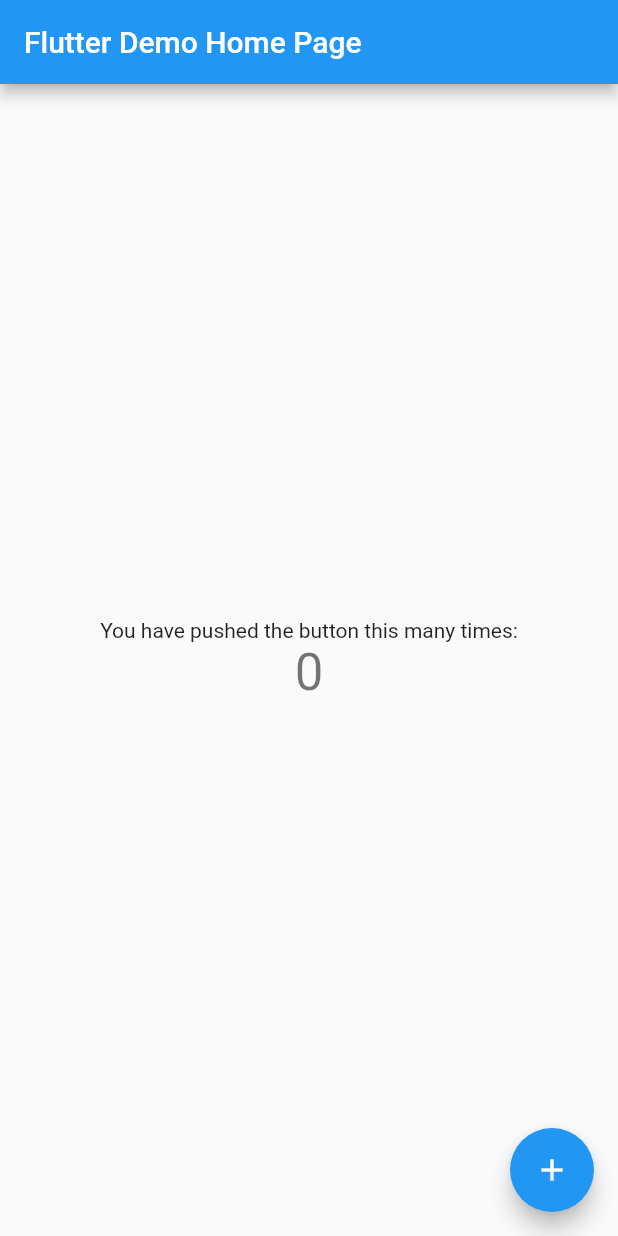
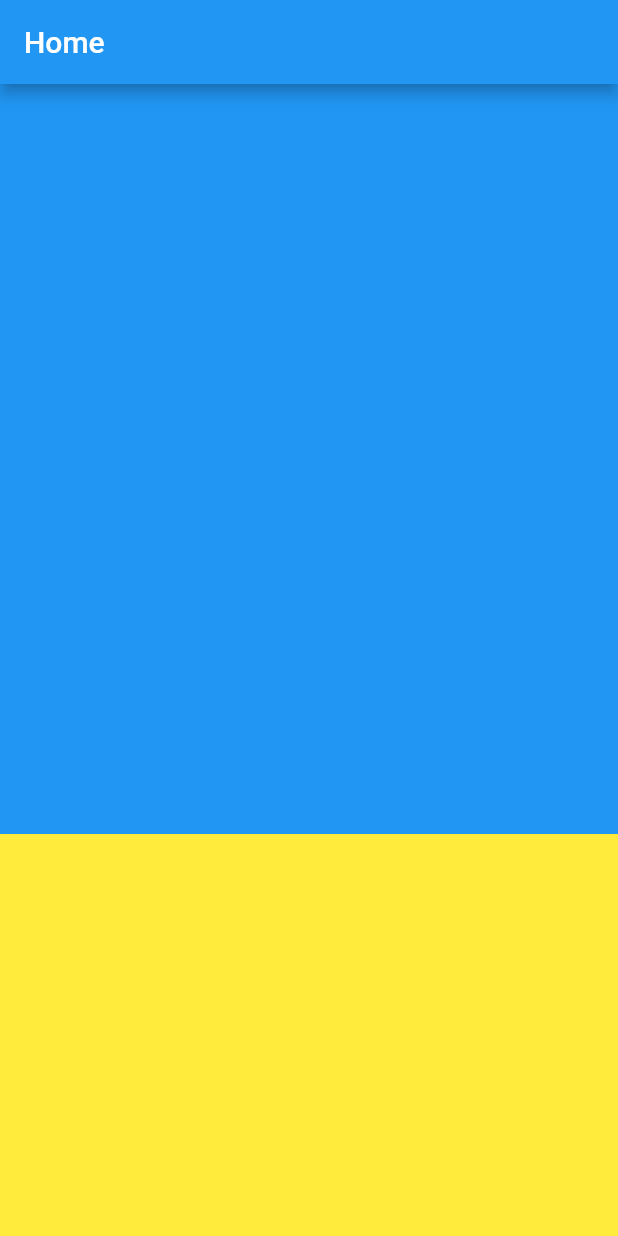
Before and after one commit to zjqx1991/RevanShop, a Flutter app: the screen it shows after launch, on a phone screen of 412 x 824 dp. Run offline on Flutter 3.47's test engine with Material 2 defaults, Android fonts, the phone set to English and light mode, and no system bars.

```diff
--- /dev/null
+++ b/lib/classes/app_root.dart
@@ -0,0 +1 @@
+import 'package:flutter/material.dart';
--- /dev/null
+++ b/lib/classes/home/home_page.dart
@@ -0,0 +1,49 @@
+import 'package:flutter/material.dart';
+
+
+class HomePage extends StatefulWidget {
+  @override
+  State<StatefulWidget> createState() {
+    return _HomePageState();
+  }
+}
+
+
+class _HomePageState extends State<HomePage> {
+  @override
+  Widget build(BuildContext context) {
+
+    return Scaffold(
+      appBar: AppBar(
+        title: Text(
+          'Home'
+        ),
+      ),
+      body: SingleChildScrollView(
+        child: Container(
+          color: Colors.red,
+          child: Column(
+            children: <Widget>[
+              Container(
+                color: Colors.blue,
+                height: 500.0,
+              ),
+              Container(
+                color: Colors.yellow,
+                height: 500.0,
+              ),
+              Container(
+                color: Colors.blue,
+                height: 500.0,
+              ),
+              Container(
+                color: Colors.blueGrey,
+                height: 500.0,
+              )
+            ],
+          ),
+        ),
+      ),
+    );
+  }
+}
--- a/lib/main.dart
+++ b/lib/main.dart
@@ -1,111 +1,17 @@
 import 'package:flutter/material.dart';
+import 'classes/home/home_page.dart';
 
 void main() => runApp(MyApp());
 
 class MyApp extends StatelessWidget {
-  // This widget is the root of your application.
   @override
   Widget build(BuildContext context) {
     return MaterialApp(
       title: 'Flutter Demo',
       theme: ThemeData(
-        // This is the theme of your application.
-        //
-        // Try running your application with "flutter run". You'll see the
-        // application has a blue toolbar. Then, without quitting the app, try
-        // changing the primarySwatch below to Colors.green and then invoke
-        // "hot reload" (press "r" in the console where you ran "flutter run",
-        // or simply save your changes to "hot reload" in a Flutter IDE).
-        // Notice that the counter didn't reset back to zero; the application
-        // is not restarted.
         primarySwatch: Colors.blue,
       ),
-      home: MyHomePage(title: 'Flutter Demo Home Page'),
+      home: HomePage(),
     );
   }
 }
-
-class MyHomePage extends StatefulWidget {
-  MyHomePage({Key key, this.title}) : super(key: key);
-
-  // This widget is the home page of your application. It is stateful, meaning
-  // that it has a State object (defined below) that contains fields that affect
-  // how it looks.
-
-  // This class is the configuration for the state. It holds the values (in this
-  // case the title) provided by the parent (in this case the App widget) and
-  // used by the build method of the State. Fields in a Widget subclass are
-  // always marked "final".
-
-  final String title;
-
-  @override
-  _MyHomePageState createState() => _MyHomePageState();
-}
-
-class _MyHomePageState extends State<MyHomePage> {
-  int _counter = 0;
-
-  void _incrementCounter() {
-    setState(() {
-      // This call to setState tells the Flutter framework that something has
-      // changed in this State, which causes it to rerun the build method below
-      // so that the display can reflect the updated values. If we changed
-      // _counter without calling setState(), then the build method would not be
-      // called again, and so nothing would appear to happen.
-      _counter++;
-    });
-  }
-
-  @override
-  Widget build(BuildContext context) {
-    // This method is rerun every time setState is called, for instance as done
-    // by the _incrementCounter method above.
-    //
-    // The Flutter framework has been optimized to make rerunning build methods
-    // fast, so that you can just rebuild anything that needs updating rather
-    // than having to individually change instances of widgets.
-    return Scaffold(
-      appBar: AppBar(
-        // Here we take the value from the MyHomePage object that was created by
-        // the App.build method, and use it to set our appbar title.
-        title: Text(widget.title),
-      ),
-      body: Center(
-        // Center is a layout widget. It takes a single child and positions it
-        // in the middle of the parent.
-        child: Column(
-          // Column is also layout widget. It takes a list of children and
-          // arranges them vertically. By default, it sizes itself to fit its
-          // children horizontally, and tries to be as tall as its parent.
-          //
-          // Invoke "debug painting" (press "p" in the console, choose the
-          // "Toggle Debug Paint" action from the Flutter Inspector in Android
-          // Studio, or the "Toggle Debug Paint" command in Visual Studio Code)
-          // to see the wireframe for each widget.
-          //
-          // Column has various properties to control how it sizes itself and
-          // how it positions its children. Here we use mainAxisAlignment to
-          // center the children vertically; the main axis here is the vertical
-          // axis because Columns are vertical (the cross axis would be
-          // horizontal).
-          mainAxisAlignment: MainAxisAlignment.center,
-          children: <Widget>[
-            Text(
-              'You have pushed the button this many times:',
-            ),
-            Text(
-              '$_counter',
-              style: Theme.of(context).textTheme.display1,
-            ),
-          ],
-        ),
-      ),
-      floatingActionButton: FloatingActionButton(
-        onPressed: _incrementCounter,
-        tooltip: 'Increment',
-        child: Icon(Icons.add),
-      ), // This trailing comma makes auto-formatting nicer for build methods.
-    );
-  }
-}
```
Also changed, not shown: lib/generated/i18n.dart (added), 60 other files.
